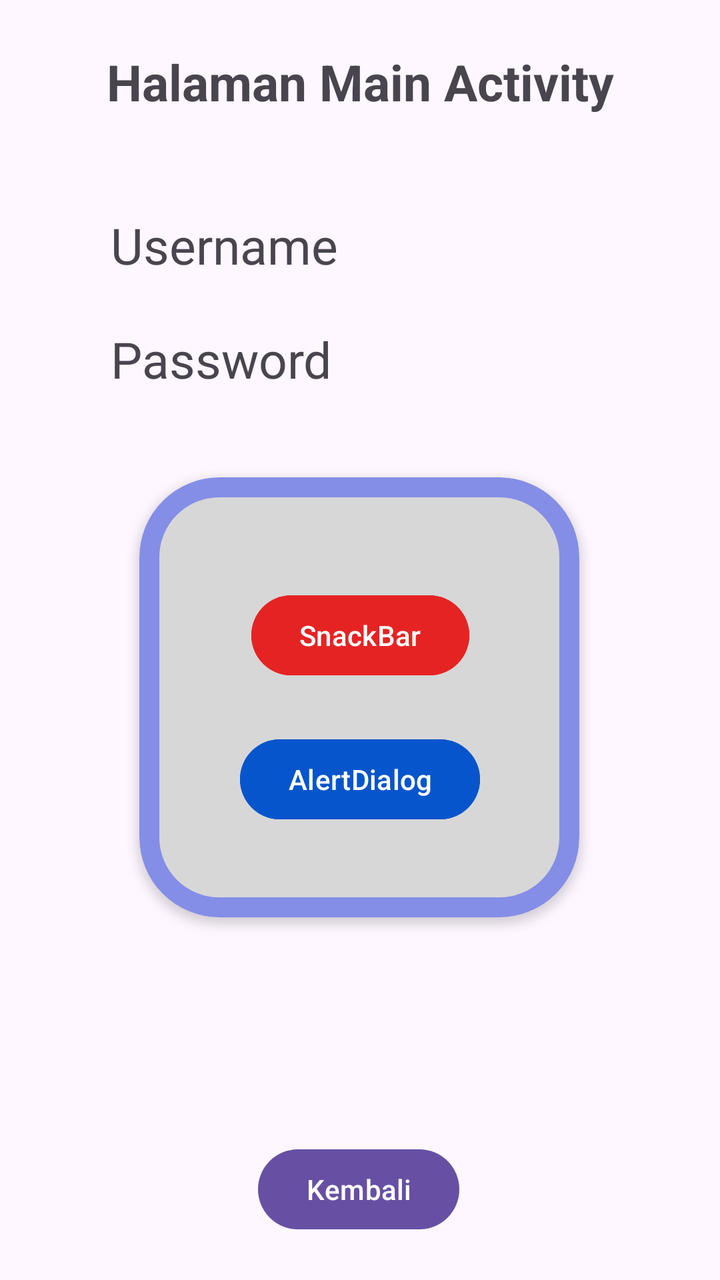
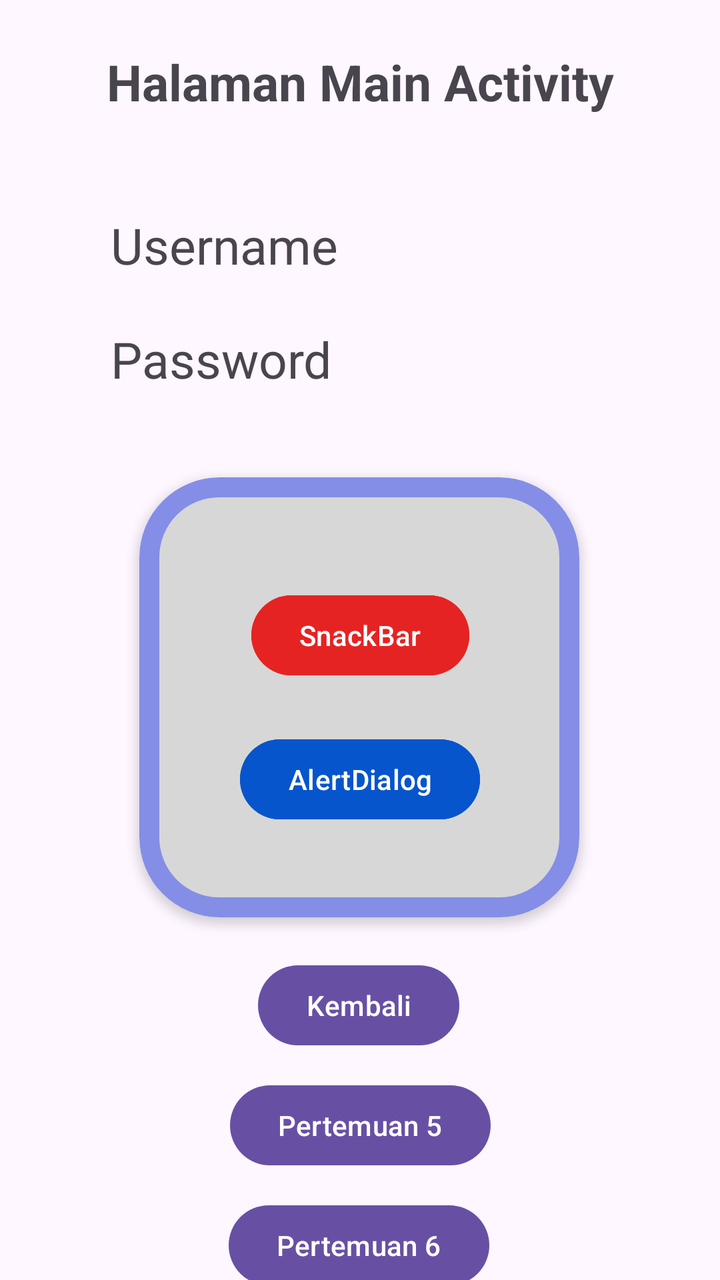

Screens rendered from an Android XML layout before and after an edit, with the pre-edit source and the edit as a unified diff.
<!-- AndroidManifest.xml: application theme Theme.Nazlan_3TIB -->
<!-- res/layout/activity_main.xml -->
<?xml version="1.0" encoding="utf-8"?>
<androidx.constraintlayout.widget.ConstraintLayout xmlns:android="http://schemas.android.com/apk/res/android"
    xmlns:app="http://schemas.android.com/apk/res-auto"
    xmlns:tools="http://schemas.android.com/tools"
    android:id="@+id/main"
    android:layout_width="match_parent"
    android:layout_height="match_parent"
    tools:context=".MainActivity">

    <TextView
        android:id="@+id/txtUsername"
        android:layout_width="121dp"
        android:layout_height="33dp"
        android:layout_marginTop="48dp"
        android:text="Username"
        android:textSize="25sp"
        app:layout_constraintEnd_toEndOf="parent"
        app:layout_constraintHorizontal_bias="0.231"
        app:layout_constraintStart_toStartOf="parent"
        app:layout_constraintTop_toBottomOf="@+id/textView6" />

    <TextView
        android:id="@+id/txtPassword"
        android:layout_width="121dp"
        android:layout_height="32dp"
        android:layout_marginTop="24dp"
        android:text="Password"
        android:textSize="25sp"
        app:layout_constraintEnd_toEndOf="parent"
        app:layout_constraintHorizontal_bias="0.231"
        app:layout_constraintStart_toStartOf="parent"
        app:layout_constraintTop_toBottomOf="@+id/txtUsername" />


    <com.google.android.material.card.MaterialCardView
        android:id="@+id/materialCardView"
        android:layout_width="220dp"
        android:layout_height="220dp"
        android:layout_marginTop="44dp"
        app:cardBackgroundColor="#D7D7D7"
        app:cardElevation="3dp"
        app:strokeColor="#63001AFF"
        app:strokeWidth="10dp"
        app:cardCornerRadius="40dp"
        app:layout_constraintEnd_toEndOf="parent"
        app:layout_constraintHorizontal_bias="0.497"
        app:layout_constraintStart_toStartOf="parent"
        app:layout_constraintTop_toBottomOf="@+id/txtPassword">

        <androidx.constraintlayout.widget.ConstraintLayout
            android:layout_width="match_parent"
            android:layout_height="match_parent"
            android:layout_margin="15dp">

            <Button
                android:id="@+id/btnSnackBar"
                android:layout_width="wrap_content"
                android:layout_height="wrap_content"
                android:layout_marginTop="40dp"
                android:backgroundTint="#E62323"
                android:text="SnackBar"
                app:layout_constraintEnd_toEndOf="parent"
                app:layout_constraintHorizontal_bias="0.506"
                app:layout_constraintStart_toStartOf="parent"
                app:layout_constraintTop_toTopOf="parent" />

            <Button
                android:id="@+id/btnAlertDialog"
                android:layout_width="wrap_content"
                android:layout_height="wrap_content"
                android:layout_marginTop="24dp"
                android:backgroundTint="#0655CC"
                android:text="AlertDialog"
                app:layout_constraintEnd_toEndOf="parent"
                app:layout_constraintHorizontal_bias="0.504"
                app:layout_constraintStart_toStartOf="parent"
                app:layout_constraintTop_toBottomOf="@+id/btnSnackBar" />

        </androidx.constraintlayout.widget.ConstraintLayout>

    </com.google.android.material.card.MaterialCardView>

    <Button
        android:id="@+id/btnKembali"
        android:layout_width="wrap_content"
        android:layout_height="wrap_content"
        android:layout_marginTop="112dp"
        android:text="Kembali"
        app:layout_constraintEnd_toEndOf="parent"
        app:layout_constraintHorizontal_bias="0.498"
        app:layout_constraintStart_toStartOf="parent"
        app:layout_constraintTop_toBottomOf="@+id/materialCardView" />

    <TextView
        android:id="@+id/textView6"
        android:layout_width="wrap_content"
        android:layout_height="wrap_content"
        android:layout_marginTop="24dp"
        android:text="Halaman Main Activity"
        android:textSize="25sp"
        android:textStyle="bold"
        app:layout_constraintEnd_toEndOf="parent"
        app:layout_constraintStart_toStartOf="parent"
        app:layout_constraintTop_toTopOf="parent" />

    <Button
        android:id="@+id/btnToLima"
        android:layout_width="wrap_content"
        android:layout_height="wrap_content"
        android:layout_marginTop="32dp"
        android:text="Pertemuan 5"
        app:layout_constraintEnd_toEndOf="parent"
        app:layout_constraintHorizontal_bias="0.498"
        app:layout_constraintStart_toStartOf="parent"
        app:layout_constraintTop_toBottomOf="@+id/btnKembali" />

</androidx.constraintlayout.widget.ConstraintLayout>
<!-- resources referenced by this layout -->
<resources>
  <style name="Theme.Nazlan_3TIB" parent="Base.Theme.Nazlan_3TIB" />
  <style name="Base.Theme.Nazlan_3TIB" parent="Theme.Material3.DayNight.NoActionBar">
          
          
      </style>
</resources>

<!-- the commit's change to res/layout/activity_main.xml (unified diff, before → after) -->
@@ -84,7 +84,7 @@
         android:id="@+id/btnKembali"
         android:layout_width="wrap_content"
         android:layout_height="wrap_content"
-        android:layout_marginTop="112dp"
+        android:layout_marginTop="20dp"
         android:text="Kembali"
         app:layout_constraintEnd_toEndOf="parent"
         app:layout_constraintHorizontal_bias="0.498"
@@ -107,11 +107,31 @@
         android:id="@+id/btnToLima"
         android:layout_width="wrap_content"
         android:layout_height="wrap_content"
-        android:layout_marginTop="32dp"
+        android:layout_marginTop="12dp"
         android:text="Pertemuan 5"
+        app:layout_constraintEnd_toEndOf="parent"
+        app:layout_constraintStart_toStartOf="parent"
+        app:layout_constraintTop_toBottomOf="@+id/btnKembali" />
+
+    <Button
+        android:id="@+id/btnToSix"
+        android:layout_width="wrap_content"
+        android:layout_height="wrap_content"
+        android:layout_marginTop="12dp"
+        android:text="Pertemuan 6"
         app:layout_constraintEnd_toEndOf="parent"
         app:layout_constraintHorizontal_bias="0.498"
         app:layout_constraintStart_toStartOf="parent"
-        app:layout_constraintTop_toBottomOf="@+id/btnKembali" />
+        app:layout_constraintTop_toBottomOf="@+id/btnToLima" />
+
+    <Button
+        android:id="@+id/btnLogout"
+        android:layout_width="wrap_content"
+        android:layout_height="wrap_content"
+        android:layout_marginTop="16dp"
+        android:text="Logout"
+        app:layout_constraintEnd_toEndOf="parent"
+        app:layout_constraintStart_toStartOf="parent"
+        app:layout_constraintTop_toBottomOf="@+id/btnToSix" />
 
 </androidx.constraintlayout.widget.ConstraintLayout>
